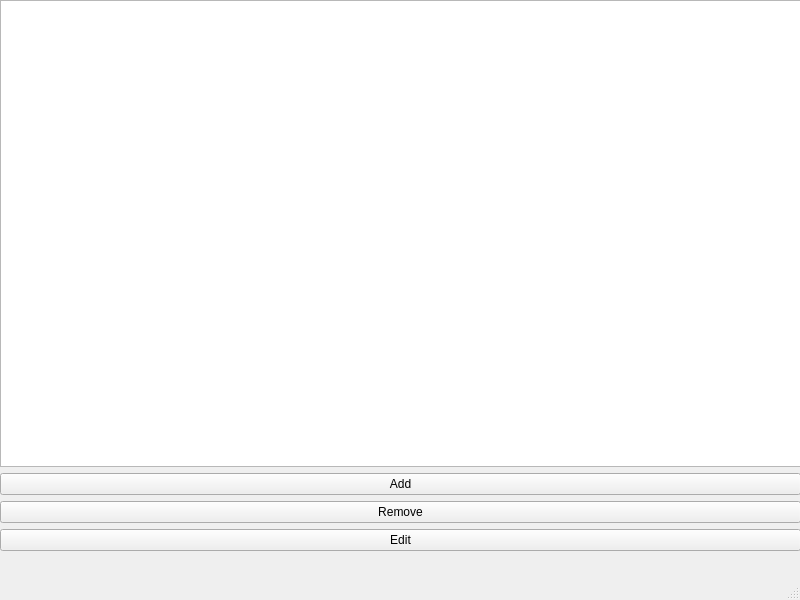
The window that phonebook/ui/design.ui (bakhovaddinov/phonebook) describes before a commit, drawn with Qt 5.
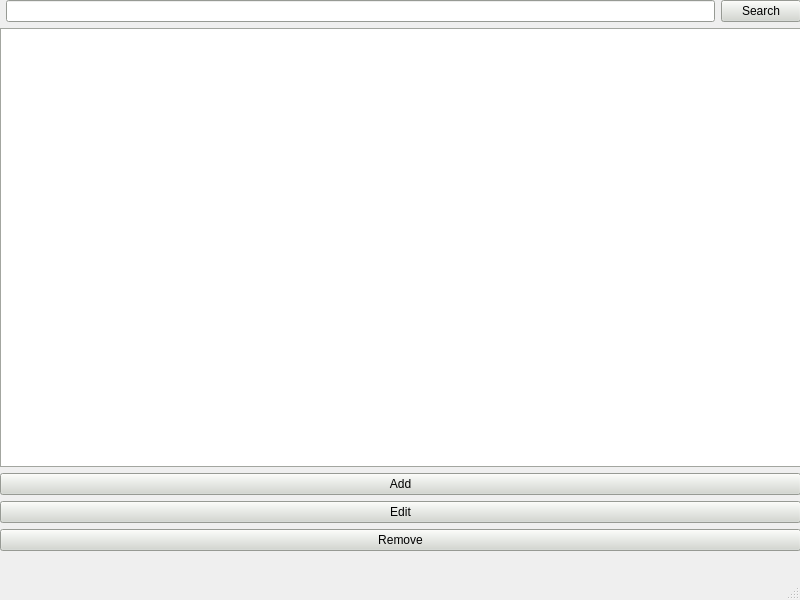
The same window after the commit.

Commit message: Implemented search

```diff
--- a/phonebook/ui/design.ui
+++ b/phonebook/ui/design.ui
@@ -14,7 +14,449 @@
    <string>PhoneBook</string>
   </property>
   <widget class="QWidget" name="centralwidget">
-   <widget class="QWidget" name="verticalLayoutWidget">
+   <property name="palette">
+    <palette>
+     <active>
+      <colorrole role="WindowText">
+       <brush brushstyle="SolidPattern">
+        <color alpha="255">
+         <red>0</red>
+         <green>0</green>
+         <blue>0</blue>
+        </color>
+       </brush>
+      </colorrole>
+      <colorrole role="Button">
+       <brush brushstyle="SolidPattern">
+        <color alpha="255">
+         <red>211</red>
+         <green>215</green>
+         <blue>207</blue>
+        </color>
+       </brush>
+      </colorrole>
+      <colorrole role="Light">
+       <brush brushstyle="SolidPattern">
+        <color alpha="255">
+         <red>255</red>
+         <green>255</green>
+         <blue>255</blue>
+        </color>
+       </brush>
+      </colorrole>
+      <colorrole role="Midlight">
+       <brush brushstyle="SolidPattern">
+        <color alpha="255">
+         <red>233</red>
+         <green>235</green>
+         <blue>231</blue>
+        </color>
+       </brush>
+      </colorrole>
+      <colorrole role="Dark">
+       <brush brushstyle="SolidPattern">
+        <color alpha="255">
+         <red>105</red>
+         <green>107</green>
+         <blue>103</blue>
+        </color>
+       </brush>
+      </colorrole>
+      <colorrole role="Mid">
+       <brush brushstyle="SolidPattern">
+        <color alpha="255">
+         <red>141</red>
+         <green>143</green>
+         <blue>138</blue>
+        </color>
+       </brush>
+      </colorrole>
+      <colorrole role="Text">
+       <brush brushstyle="SolidPattern">
+        <color alpha="255">
+         <red>0</red>
+         <green>0</green>
+         <blue>0</blue>
+        </color>
+       </brush>
+      </colorrole>
+      <colorrole role="BrightText">
+       <brush brushstyle="SolidPattern">
+        <color alpha="255">
+         <red>255</red>
+         <green>255</green>
+         <blue>255</blue>
+        </color>
+       </brush>
+      </colorrole>
+      <colorrole role="ButtonText">
+       <brush brushstyle="SolidPattern">
+        <color alpha="255">
+         <red>0</red>
+         <green>0</green>
+         <blue>0</blue>
+        </color>
+       </brush>
+      </colorrole>
+      <colorrole role="Base">
+       <brush brushstyle="SolidPattern">
+        <color alpha="255">
+         <red>255</red>
+         <green>255</green>
+         <blue>255</blue>
+        </color>
+       </brush>
+      </colorrole>
+      <colorrole role="Window">
+       <brush brushstyle="SolidPattern">
+        <color alpha="255">
+         <red>211</red>
+         <green>215</green>
+         <blue>207</blue>
+        </color>
+       </brush>
+      </colorrole>
+      <colorrole role="Shadow">
+       <brush brushstyle="SolidPattern">
+        <color alpha="255">
+         <red>0</red>
+         <green>0</green>
+         <blue>0</blue>
+        </color>
+       </brush>
+      </colorrole>
+      <colorrole role="AlternateBase">
+       <brush brushstyle="SolidPattern">
+        <color alpha="255">
+         <red>233</red>
+         <green>235</green>
+         <blue>231</blue>
+        </color>
+       </brush>
+      </colorrole>
+      <colorrole role="ToolTipBase">
+       <brush brushstyle="SolidPattern">
+        <color alpha="255">
+         <red>255</red>
+         <green>255</green>
+         <blue>220</blue>
+        </color>
+       </brush>
+      </colorrole>
+      <colorrole role="ToolTipText">
+       <brush brushstyle="SolidPattern">
+        <color alpha="255">
+         <red>0</red>
+         <green>0</green>
+         <blue>0</blue>
+        </color>
+       </brush>
+      </colorrole>
+      <colorrole role="PlaceholderText">
+       <brush brushstyle="SolidPattern">
+        <color alpha="128">
+         <red>0</red>
+         <green>0</green>
+         <blue>0</blue>
+        </color>
+       </brush>
+      </colorrole>
+     </active>
+     <inactive>
+      <colorrole role="WindowText">
+       <brush brushstyle="SolidPattern">
+        <color alpha="255">
+         <red>0</red>
+         <green>0</green>
+         <blue>0</blue>
+        </color>
+       </brush>
+      </colorrole>
+      <colorrole role="Button">
+       <brush brushstyle="SolidPattern">
+        <color alpha="255">
+         <red>211</red>
+         <green>215</green>
+         <blue>207</blue>
+        </color>
+       </brush>
+      </colorrole>
+      <colorrole role="Light">
+       <brush brushstyle="SolidPattern">
+        <color alpha="255">
+         <red>255</red>
+         <green>255</green>
+         <blue>255</blue>
+        </color>
+       </brush>
+      </colorrole>
+      <colorrole role="Midlight">
+       <brush brushstyle="SolidPattern">
+        <color alpha="255">
+         <red>233</red>
+         <green>235</green>
+         <blue>231</blue>
+        </color>
+       </brush>
+      </colorrole>
+      <colorrole role="Dark">
+       <brush brushstyle="SolidPattern">
+        <color alpha="255">
+         <red>105</red>
+         <green>107</green>
+         <blue>103</blue>
+        </color>
+       </brush>
+      </colorrole>
+      <colorrole role="Mid">
+       <brush brushstyle="SolidPattern">
+        <color alpha="255">
+         <red>141</red>
+         <green>143</green>
+         <blue>138</blue>
+        </color>
+       </brush>
+      </colorrole>
+      <colorrole role="Text">
+       <brush brushstyle="SolidPattern">
+        <color alpha="255">
+         <red>0</red>
+         <green>0</green>
+         <blue>0</blue>
+        </color>
+       </brush>
+      </colorrole>
+      <colorrole role="BrightText">
+       <brush brushstyle="SolidPattern">
+        <color alpha="255">
+         <red>255</red>
+         <green>255</green>
+         <blue>255</blue>
+        </color>
+       </brush>
+      </colorrole>
+      <colorrole role="ButtonText">
+       <brush brushstyle="SolidPattern">
+        <color alpha="255">
+         <red>0</red>
+         <green>0</green>
+         <blue>0</blue>
+        </color>
+       </brush>
+      </colorrole>
+      <colorrole role="Base">
+       <brush brushstyle="SolidPattern">
+        <color alpha="255">
+         <red>255</red>
+         <green>255</green>
+         <blue>255</blue>
+        </color>
+       </brush>
+      </colorrole>
+      <colorrole role="Window">
+       <brush brushstyle="SolidPattern">
+        <color alpha="255">
+         <red>211</red>
+         <green>215</green>
+         <blue>207</blue>
+        </color>
+       </brush>
+      </colorrole>
+      <colorrole role="Shadow">
+       <brush brushstyle="SolidPattern">
+        <color alpha="255">
+         <red>0</red>
+         <green>0</green>
+         <blue>0</blue>
+        </color>
+       </brush>
+      </colorrole>
+      <colorrole role="AlternateBase">
+       <brush brushstyle="SolidPattern">
+        <color alpha="255">
+         <red>233</red>
+         <green>235</green>
+         <blue>231</blue>
+        </color>
+       </brush>
+      </colorrole>
+      <colorrole role="ToolTipBase">
+       <brush brushstyle="SolidPattern">
+        <color alpha="255">
+         <red>255</red>
+         <green>255</green>
+         <blue>220</blue>
+        </color>
+       </brush>
+      </colorrole>
+      <colorrole role="ToolTipText">
+       <brush brushstyle="SolidPattern">
+        <color alpha="255">
+         <red>0</red>
+         <green>0</green>
+         <blue>0</blue>
+        </color>
+       </brush>
+      </colorrole>
+      <colorrole role="PlaceholderText">
+       <brush brushstyle="SolidPattern">
+        <color alpha="128">
+         <red>0</red>
+         <green>0</green>
+         <blue>0</blue>
+        </color>
+       </brush>
+      </colorrole>
+     </inactive>
+     <disabled>
+      <colorrole role="WindowText">
+       <brush brushstyle="SolidPattern">
+        <color alpha="255">
+         <red>105</red>
+         <green>107</green>
+         <blue>103</blue>
+        </color>
+       </brush>
+      </colorrole>
+      <colorrole role="Button">
+       <brush brushstyle="SolidPattern">
+        <color alpha="255">
+         <red>211</red>
+         <green>215</green>
+         <blue>207</blue>
+        </color>
+       </brush>
+      </colorrole>
+      <colorrole role="Light">
+       <brush brushstyle="SolidPattern">
+        <color alpha="255">
+         <red>255</red>
+         <green>255</green>
+         <blue>255</blue>
+        </color>
+       </brush>
+      </colorrole>
+      <colorrole role="Midlight">
+       <brush brushstyle="SolidPattern">
+        <color alpha="255">
+         <red>233</red>
+         <green>235</green>
+         <blue>231</blue>
+        </color>
+       </brush>
+      </colorrole>
+      <colorrole role="Dark">
+       <brush brushstyle="SolidPattern">
+        <color alpha="255">
+         <red>105</red>
+         <green>107</green>
+         <blue>103</blue>
+        </color>
+       </brush>
+      </colorrole>
+      <colorrole role="Mid">
+       <brush brushstyle="SolidPattern">
+        <color alpha="255">
+         <red>141</red>
+         <green>143</green>
+         <blue>138</blue>
+        </color>
+       </brush>
+      </colorrole>
+      <colorrole role="Text">
+       <brush brushstyle="SolidPattern">
+        <color alpha="255">
+         <red>105</red>
+         <green>107</green>
+         <blue>103</blue>
+        </color>
+       </brush>
+      </colorrole>
+      <colorrole role="BrightText">
+       <brush brushstyle="SolidPattern">
+        <color alpha="255">
+         <red>255</red>
+         <green>255</green>
+         <blue>255</blue>
+        </color>
+       </brush>
+      </colorrole>
+      <colorrole role="ButtonText">
+       <brush brushstyle="SolidPattern">
+        <color alpha="255">
+         <red>105</red>
+         <green>107</green>
+         <blue>103</blue>
+        </color>
+       </brush>
+      </colorrole>
+      <colorrole role="Base">
+       <brush brushstyle="SolidPattern">
+        <color alpha="255">
+         <red>211</red>
+         <green>215</green>
+         <blue>207</blue>
+        </color>
+       </brush>
+      </colorrole>
+      <colorrole role="Window">
+       <brush brushstyle="SolidPattern">
+        <color alpha="255">
+         <red>211</red>
+         <green>215</green>
+         <blue>207</blue>
+        </color>
+       </brush>
+      </colorrole>
+      <colorrole role="Shadow">
+       <brush brushstyle="SolidPattern">
+        <color alpha="255">
+         <red>0</red>
+         <green>0</green>
+         <blue>0</blue>
+        </color>
+       </brush>
+      </colorrole>
+      <colorrole role="AlternateBase">
+       <brush brushstyle="SolidPattern">
+        <color alpha="255">
+         <red>211</red>
+         <green>215</green>
+         <blue>207</blue>
+        </color>
+       </brush>
+      </colorrole>
+      <colorrole role="ToolTipBase">
+       <brush brushstyle="SolidPattern">
+        <color alpha="255">
+         <red>255</red>
+         <green>255</green>
+         <blue>220</blue>
+        </color>
+       </brush>
+      </colorrole>
+      <colorrole role="ToolTipText">
+       <brush brushstyle="SolidPattern">
+        <color alpha="255">
+         <red>0</red>
+         <green>0</green>
+         <blue>0</blue>
+        </color>
+       </brush>
+      </colorrole>
+      <colorrole role="PlaceholderText">
+       <brush brushstyle="SolidPattern">
+        <color alpha="128">
+         <red>0</red>
+         <green>0</green>
+         <blue>0</blue>
+        </color>
+       </brush>
+      </colorrole>
+     </disabled>
+    </palette>
+   </property>
+   <widget class="QWidget" name="gridLayoutWidget">
     <property name="geometry">
      <rect>
       <x>0</x>
@@ -23,31 +465,484 @@
       <height>551</height>
      </rect>
     </property>
-    <layout class="QVBoxLayout" name="verticalLayout">
-     <item>
-      <widget class="QListWidget" name="phonebook"/>
+    <layout class="QGridLayout" name="gridLayout">
+     <item row="2" column="1">
+      <widget class="QLineEdit" name="search_line"/>
      </item>
-     <item>
+     <item row="2" column="2">
+      <widget class="QPushButton" name="pushButton">
+       <property name="text">
+        <string>Search</string>
+       </property>
+      </widget>
+     </item>
+     <item row="4" column="0" colspan="3">
+      <widget class="QListWidget" name="phonebook">
+       <property name="palette">
+        <palette>
+         <active>
+          <colorrole role="WindowText">
+           <brush brushstyle="SolidPattern">
+            <color alpha="255">
+             <red>0</red>
+             <green>0</green>
+             <blue>0</blue>
+            </color>
+           </brush>
+          </colorrole>
+          <colorrole role="Button">
+           <brush brushstyle="SolidPattern">
+            <color alpha="255">
+             <red>211</red>
+             <green>215</green>
+             <blue>207</blue>
+            </color>
+           </brush>
+          </colorrole>
+          <colorrole role="Light">
+           <brush brushstyle="SolidPattern">
+            <color alpha="255">
+             <red>255</red>
+             <green>255</green>
+             <blue>255</blue>
+            </color>
+           </brush>
+          </colorrole>
+          <colorrole role="Midlight">
+           <brush brushstyle="SolidPattern">
+            <color alpha="255">
+             <red>233</red>
+             <green>235</green>
+             <blue>231</blue>
+            </color>
+           </brush>
+          </colorrole>
+          <colorrole role="Dark">
+           <brush brushstyle="SolidPattern">
+            <color alpha="255">
+             <red>105</red>
+             <green>107</green>
+             <blue>103</blue>
+            </color>
+           </brush>
+          </colorrole>
+          <colorrole role="Mid">
+           <brush brushstyle="SolidPattern">
+            <color alpha="255">
+             <red>141</red>
+             <green>143</green>
+             <blue>138</blue>
+            </color>
+           </brush>
+          </colorrole>
+          <colorrole role="Text">
+           <brush brushstyle="SolidPattern">
+            <color alpha="255">
+             <red>0</red>
+             <green>0</green>
+             <blue>0</blue>
+            </color>
+           </brush>
+          </colorrole>
+          <colorrole role="BrightText">
+           <brush brushstyle="SolidPattern">
+            <color alpha="255">
+             <red>255</red>
+             <green>255</green>
+             <blue>255</blue>
+            </color>
+           </brush>
+          </colorrole>
+          <colorrole role="ButtonText">
+           <brush brushstyle="SolidPattern">
+            <color alpha="255">
+             <red>0</red>
+             <green>0</green>
+             <blue>0</blue>
+            </color>
+           </brush>
+          </colorrole>
+          <colorrole role="Base">
+           <brush brushstyle="SolidPattern">
+            <color alpha="255">
+             <red>255</red>
+             <green>255</green>
+             <blue>255</blue>
+            </color>
+           </brush>
+          </colorrole>
+          <colorrole role="Window">
+           <brush brushstyle="SolidPattern">
+            <color alpha="255">
+             <red>211</red>
+             <green>215</green>
+             <blue>207</blue>
+            </color>
+           </brush>
+          </colorrole>
+          <colorrole role="Shadow">
+           <brush brushstyle="SolidPattern">
+            <color alpha="255">
+             <red>0</red>
+             <green>0</green>
+             <blue>0</blue>
+            </color>
+           </brush>
+          </colorrole>
+          <colorrole role="AlternateBase">
+           <brush brushstyle="SolidPattern">
+            <color alpha="255">
+             <red>233</red>
+             <green>235</green>
+             <blue>231</blue>
+            </color>
+           </brush>
+          </colorrole>
+          <colorrole role="ToolTipBase">
+           <brush brushstyle="SolidPattern">
+            <color alpha="255">
+             <red>255</red>
+             <green>255</green>
+             <blue>220</blue>
+            </color>
+           </brush>
+          </colorrole>
+          <colorrole role="ToolTipText">
+           <brush brushstyle="SolidPattern">
+            <color alpha="255">
+             <red>0</red>
+             <green>0</green>
+             <blue>0</blue>
+            </color>
+           </brush>
+          </colorrole>
+          <colorrole role="PlaceholderText">
+           <brush brushstyle="SolidPattern">
+            <color alpha="128">
+             <red>0</red>
+             <green>0</green>
+             <blue>0</blue>
+            </color>
+           </brush>
+          </colorrole>
+         </active>
+         <inactive>
+          <colorrole role="WindowText">
+           <brush brushstyle="SolidPattern">
+            <color alpha="255">
+             <red>0</red>
+             <green>0</green>
+             <blue>0</blue>
+            </color>
+           </brush>
+          </colorrole>
+          <colorrole role="Button">
+           <brush brushstyle="SolidPattern">
+            <color alpha="255">
+             <red>211</red>
+             <green>215</green>
+             <blue>207</blue>
+            </color>
+           </brush>
+          </colorrole>
+          <colorrole role="Light">
+           <brush brushstyle="SolidPattern">
+            <color alpha="255">
+             <red>255</red>
+             <green>255</green>
+             <blue>255</blue>
+            </color>
+           </brush>
+          </colorrole>
+          <colorrole role="Midlight">
+           <brush brushstyle="SolidPattern">
+            <color alpha="255">
+             <red>233</red>
+             <green>235</green>
+             <blue>231</blue>
+            </color>
+           </brush>
+          </colorrole>
+          <colorrole role="Dark">
+           <brush brushstyle="SolidPattern">
+            <color alpha="255">
+             <red>105</red>
+             <green>107</green>
+             <blue>103</blue>
+            </color>
+           </brush>
+          </colorrole>
+          <colorrole role="Mid">
+           <brush brushstyle="SolidPattern">
+            <color alpha="255">
+             <red>141</red>
+             <green>143</green>
+             <blue>138</blue>
+            </color>
+           </brush>
+          </colorrole>
+          <colorrole role="Text">
+           <brush brushstyle="SolidPattern">
+            <color alpha="255">
+             <red>0</red>
+             <green>0</green>
+             <blue>0</blue>
+            </color>
+           </brush>
+          </colorrole>
+          <colorrole role="BrightText">
+           <brush brushstyle="SolidPattern">
+            <color alpha="255">
+             <red>255</red>
+             <green>255</green>
+             <blue>255</blue>
+            </color>
+           </brush>
+          </colorrole>
+          <colorrole role="ButtonText">
+           <brush brushstyle="SolidPattern">
+            <color alpha="255">
+             <red>0</red>
+             <green>0</green>
+             <blue>0</blue>
+            </color>
+           </brush>
+          </colorrole>
+          <colorrole role="Base">
+           <brush brushstyle="SolidPattern">
+            <color alpha="255">
+             <red>255</red>
+             <green>255</green>
+             <blue>255</blue>
+            </color>
+           </brush>
+          </colorrole>
+          <colorrole role="Window">
+           <brush brushstyle="SolidPattern">
+            <color alpha="255">
+             <red>211</red>
+             <green>215</green>
+             <blue>207</blue>
+            </color>
+           </brush>
+          </colorrole>
+          <colorrole role="Shadow">
+           <brush brushstyle="SolidPattern">
+            <color alpha="255">
+             <red>0</red>
+             <green>0</green>
+             <blue>0</blue>
+            </color>
+           </brush>
+          </colorrole>
+          <colorrole role="AlternateBase">
+           <brush brushstyle="SolidPattern">
+            <color alpha="255">
+             <red>233</red>
+             <green>235</green>
+             <blue>231</blue>
+            </color>
+           </brush>
+          </colorrole>
+          <colorrole role="ToolTipBase">
+           <brush brushstyle="SolidPattern">
+            <color alpha="255">
+             <red>255</red>
+             <green>255</green>
+             <blue>220</blue>
+            </color>
+           </brush>
+          </colorrole>
+          <colorrole role="ToolTipText">
+           <brush brushstyle="SolidPattern">
+            <color alpha="255">
+             <red>0</red>
+             <green>0</green>
+             <blue>0</blue>
+            </color>
+           </brush>
+          </colorrole>
+          <colorrole role="PlaceholderText">
+           <brush brushstyle="SolidPattern">
+            <color alpha="128">
+             <red>0</red>
+             <green>0</green>
+             <blue>0</blue>
+            </color>
+           </brush>
+          </colorrole>
+         </inactive>
+         <disabled>
+          <colorrole role="WindowText">
+           <brush brushstyle="SolidPattern">
+            <color alpha="255">
+             <red>105</red>
+             <green>107</green>
+             <blue>103</blue>
+            </color>
+           </brush>
+          </colorrole>
+          <colorrole role="Button">
+           <brush brushstyle="SolidPattern">
+            <color alpha="255">
+             <red>211</red>
+             <green>215</green>
+             <blue>207</blue>
+            </color>
+           </brush>
+          </colorrole>
+          <colorrole role="Light">
+           <brush brushstyle="SolidPattern">
+            <color alpha="255">
+             <red>255</red>
+             <green>255</green>
+             <blue>255</blue>
+            </color>
+           </brush>
+          </colorrole>
+          <colorrole role="Midlight">
+           <brush brushstyle="SolidPattern">
+            <color alpha="255">
+             <red>233</red>
+             <green>235</green>
+             <blue>231</blue>
+            </color>
+           </brush>
+          </colorrole>
+          <colorrole role="Dark">
+           <brush brushstyle="SolidPattern">
+            <color alpha="255">
+             <red>105</red>
+             <green>107</green>
+             <blue>103</blue>
+            </color>
+           </brush>
+          </colorrole>
+          <colorrole role="Mid">
+           <brush brushstyle="SolidPattern">
+            <color alpha="255">
+             <red>141</red>
+             <green>143</green>
+             <blue>138</blue>
+            </color>
+           </brush>
+          </colorrole>
+          <colorrole role="Text">
+           <brush brushstyle="SolidPattern">
+            <color alpha="255">
+             <red>105</red>
+             <green>107</green>
+             <blue>103</blue>
+            </color>
+           </brush>
+          </colorrole>
+          <colorrole role="BrightText">
+           <brush brushstyle="SolidPattern">
+            <color alpha="255">
+             <red>255</red>
+             <green>255</green>
+             <blue>255</blue>
+            </color>
+           </brush>
+          </colorrole>
+          <colorrole role="ButtonText">
+           <brush brushstyle="SolidPattern">
+            <color alpha="255">
+             <red>105</red>
+             <green>107</green>
+             <blue>103</blue>
+            </color>
+           </brush>
+          </colorrole>
+          <colorrole role="Base">
+           <brush brushstyle="SolidPattern">
+            <color alpha="255">
+             <red>211</red>
+             <green>215</green>
+             <blue>207</blue>
+            </color>
+           </brush>
+          </colorrole>
+          <colorrole role="Window">
+           <brush brushstyle="SolidPattern">
+            <color alpha="255">
+             <red>211</red>
+             <green>215</green>
+             <blue>207</blue>
+            </color>
+           </brush>
+          </colorrole>
+          <colorrole role="Shadow">
+           <brush brushstyle="SolidPattern">
+            <color alpha="255">
+             <red>0</red>
+             <green>0</green>
+             <blue>0</blue>
+            </color>
+           </brush>
+          </colorrole>
+          <colorrole role="AlternateBase">
+           <brush brushstyle="SolidPattern">
+            <color alpha="255">
+             <red>211</red>
+             <green>215</green>
+             <blue>207</blue>
+            </color>
+           </brush>
+          </colorrole>
+          <colorrole role="ToolTipBase">
+           <brush brushstyle="SolidPattern">
+            <color alpha="255">
+             <red>255</red>
+             <green>255</green>
+             <blue>220</blue>
+            </color>
+           </brush>
+          </colorrole>
+          <colorrole role="ToolTipText">
+           <brush brushstyle="SolidPattern">
+            <color alpha="255">
+             <red>0</red>
+             <green>0</green>
+             <blue>0</blue>
+            </color>
+           </brush>
+          </colorrole>
+          <colorrole role="PlaceholderText">
+           <brush brushstyle="SolidPattern">
+            <color alpha="128">
+             <red>0</red>
+             <green>0</green>
+             <blue>0</blue>
+            </color>
+           </brush>
+          </colorrole>
+         </disabled>
+        </palette>
+       </property>
+      </widget>
+     </item>
+     <item row="5" column="0" colspan="3">
       <widget class="QPushButton" name="add_btn">
        <property name="text">
         <string>Add</string>
        </property>
       </widget>
      </item>
-     <item>
-      <widget class="QPushButton" name="rmv_btn">
-       <property name="text">
-        <string>Remove</string>
-       </property>
-      </widget>
-     </item>
-     <item>
+     <item row="6" column="0" colspan="3">
       <widget class="QPushButton" name="ed_btn">
        <property name="text">
         <string>Edit</string>
        </property>
       </widget>
      </item>
+     <item row="7" column="0" colspan="3">
+      <widget class="QPushButton" name="rmv_btn">
+       <property name="text">
+        <string>Remove</string>
+       </property>
+      </widget>
+     </item>
     </layout>
    </widget>
   </widget>
```
Left out of the diff: 442 changed lines with no effect on the pictures. The commit also changes 7 other files.
